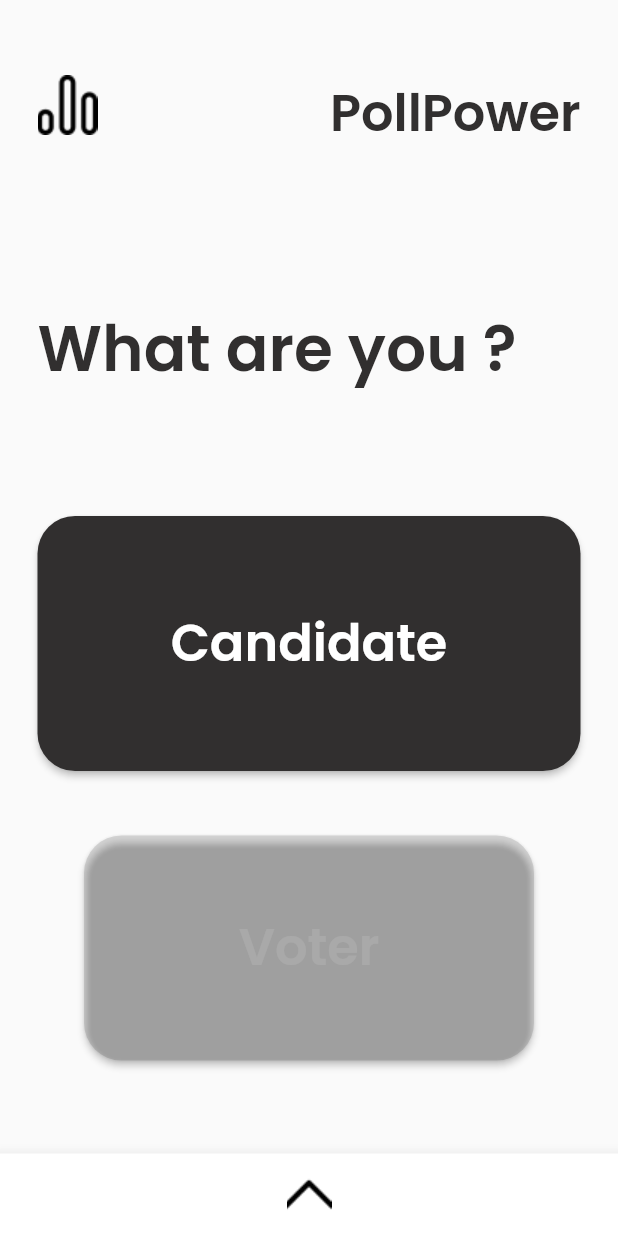
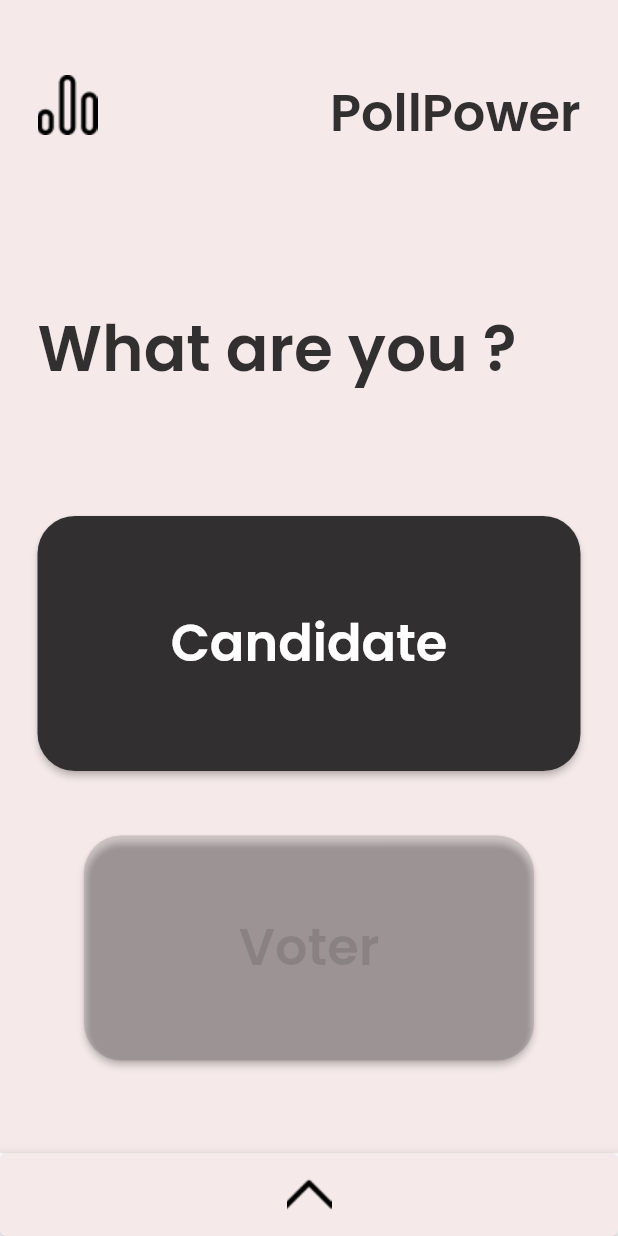
Before and after one commit to afraitaneayal/PollPower, a Flutter app: the StatusScreen screen opened directly with empty values, on a phone screen of 412 x 824 dp. Run offline on Flutter 3.47's test engine with Material 2 defaults, Android fonts, the phone set to English and light mode, and no system bars; our stand-ins replace cloud_firestore, firebase_core, google_fonts, isar; accounts and stored records are empty; generated files the repository leaves out were written again.

Commit message:
modal in status screen added

```diff
--- a/lib/core/app_colors/app_colors.dart
+++ b/lib/core/app_colors/app_colors.dart
@@ -3,4 +3,5 @@ import 'package:flutter/material.dart';
 class AppColors {
   static Color black = const Color(0XFF312F2F);
   static Color white = const Color(0XFFffffff);
+  static Color background = const Color(0XFFF5E9E9);
 }
--- a/lib/core/commons/app_bar/custom_buttom_app_bar.dart
+++ b/lib/core/commons/app_bar/custom_buttom_app_bar.dart
@@ -1,15 +1,52 @@
 import 'package:flutter/material.dart';
 import 'package:poll_power/core/app_assets/app_assets.dart';
+import 'package:poll_power/core/app_colors/app_colors.dart';
 import 'package:poll_power/core/extensions/extension_on_strings.dart';
 
 class CustomBottomAppBar extends StatelessWidget {
-  const CustomBottomAppBar({super.key});
+  const CustomBottomAppBar({super.key, required this.isUserOrCandidate});
+
+  final String isUserOrCandidate;
 
   @override
   Widget build(BuildContext context) {
     return BottomAppBar(
       height: 55,
+      child: _buildElevateButton(context),
+    );
+  }
+
+  Widget _buildColumn() {
+    return Column(
+      crossAxisAlignment: CrossAxisAlignment.start,
+      mainAxisAlignment: MainAxisAlignment.center,
+      children: [
+        "$isUserOrCandidate registration is open."
+            .getWidget(fontSize: 24, fontWeight: FontWeight.w600),
+        const SizedBox(
+          height: 20,
+        ),
+        "Lorem Ipsum is simply dummy text of the printing and typesetting industry. Lorem Ipsum has been the industry's standard dummy text ever since the 1500s"
+            .getWidget(fontSize: 18)
+      ],
+    );
+  }
+
+  Widget _buildElevateButton(BuildContext context) {
+    return ElevatedButton(
+      style: ButtonStyle(
+          backgroundColor: MaterialStateProperty.all(AppColors.background)),
       child: Image.asset(AppAssets.arrow),
+      onPressed: () {
+        showModalBottomSheet<void>(
+            context: context,
+            builder: (BuildContext context) {
+              return Container(
+                  padding: const EdgeInsets.symmetric(horizontal: 40),
+                  height: 300,
+                  child: _buildColumn());
+            });
+      },
     );
   }
 }
--- a/lib/core/commons/button/custom_elevate_button.dart
+++ b/lib/core/commons/button/custom_elevate_button.dart
@@ -32,7 +32,7 @@ class CustomElevateButton {
                       borderRadius: BorderRadius.circular(25.0)))),
           onPressed: () {},
           child: "$text".getWidget(
-              fontColor: Colors.white10,
+              fontColor: Colors.black12,
               fontSize: 34,
               fontWeight: FontWeight.w600));
     }
--- a/lib/core/screens/status/status_screen.dart
+++ b/lib/core/screens/status/status_screen.dart
@@ -14,25 +14,11 @@ class StatusScreen extends StatelessWidget {
   Widget build(BuildContext context) {
     return WillPopScope(
         child: Scaffold(
-            bottomNavigationBar: const CustomBottomAppBar(),
-            body: Padding(
-              padding: const EdgeInsets.symmetric(horizontal: 25),
-              child: Column(
-                mainAxisAlignment: MainAxisAlignment.start,
-                crossAxisAlignment: CrossAxisAlignment.start,
-                children: [
-                  const SizedBox(height: 50),
-                  const CustomAppBar(),
-                  const SizedBox(height: 100),
-                  _buildtext(),
-                  const SizedBox(height: 80),
-                  Container(
-                    alignment: Alignment.center,
-                    child: _buildButtonText(context),
-                  ),
-                ],
-              ),
-            )),
+            bottomNavigationBar:
+                CustomBottomAppBar(isUserOrCandidate: getUserOrCandidate()),
+            body: Container(
+                color: AppColors.background,
+                child: _buildStatusPadding(context))),
         onWillPop: () async {
           return false;
         });
@@ -69,4 +55,33 @@ class StatusScreen extends StatelessWidget {
       ],
     );
   }
+
+  Widget _buildStatusPadding(BuildContext context) {
+    return Padding(
+      padding: const EdgeInsets.symmetric(horizontal: 25),
+      child: Column(
+        mainAxisAlignment: MainAxisAlignment.start,
+        crossAxisAlignment: CrossAxisAlignment.start,
+        children: [
+          const SizedBox(height: 50),
+          const CustomAppBar(),
+          const SizedBox(height: 100),
+          _buildtext(),
+          const SizedBox(height: 80),
+          Container(
+            alignment: Alignment.center,
+            child: _buildButtonText(context),
+          ),
+        ],
+      ),
+    );
+  }
+
+  String getUserOrCandidate() {
+    if (status) {
+      return "Voter";
+    } else {
+      return "Candidats";
+    }
+  }
 }
```
